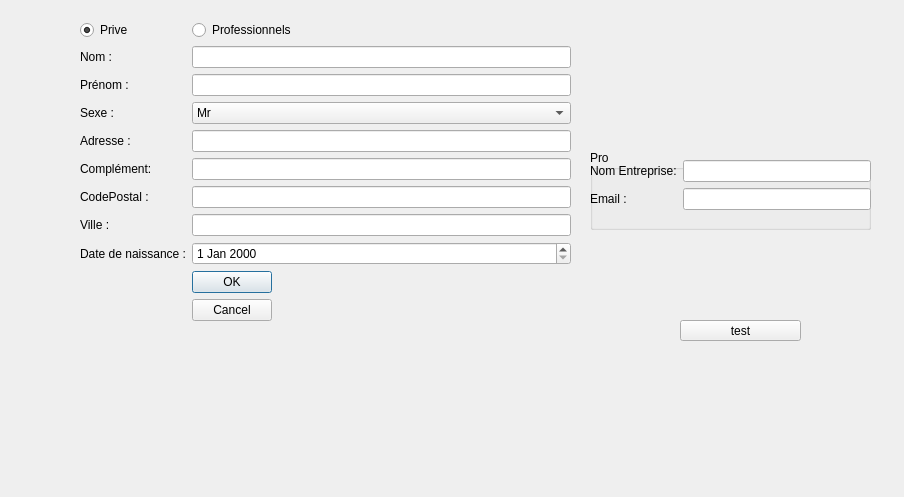
Before: the Qt Designer form ajoutcontact.ui in MJJR/Gestionnaire_Contact, drawn with Qt 5.
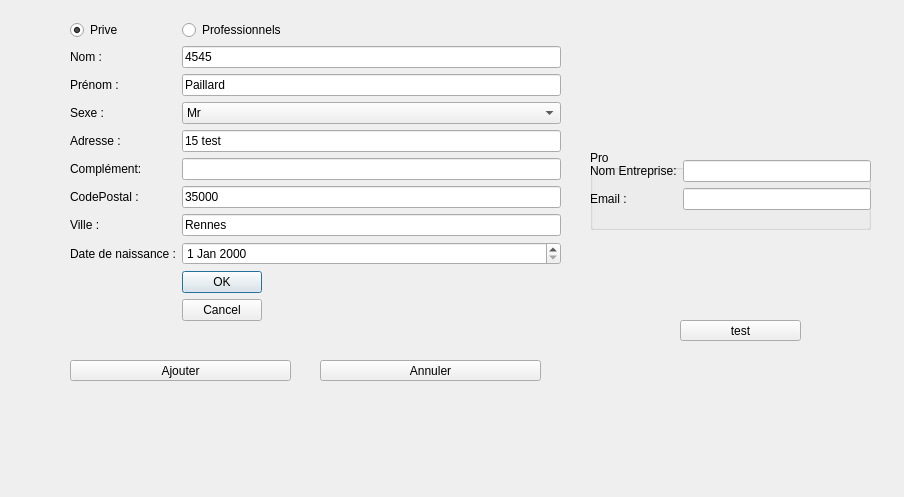
After: the same form once the commit is applied.

Commit message: Gestion Formulaire + création objet

```diff
--- a/ajoutcontact.ui
+++ b/ajoutcontact.ui
@@ -16,10 +16,10 @@
   <widget class="QWidget" name="layoutWidget">
    <property name="geometry">
     <rect>
-     <x>80</x>
+     <x>70</x>
      <y>20</y>
      <width>491</width>
-     <height>461</height>
+     <height>354</height>
     </rect>
    </property>
    <layout class="QFormLayout" name="formLayout">
@@ -54,7 +54,11 @@
      </widget>
     </item>
     <item row="2" column="1">
-     <widget class="QLineEdit" name="txtNom"/>
+     <widget class="QLineEdit" name="txtNom">
+      <property name="text">
+       <string>4545</string>
+      </property>
+     </widget>
     </item>
     <item row="4" column="0">
      <widget class="QLabel" name="lblNom_2">
@@ -66,7 +70,7 @@
     <item row="4" column="1">
      <widget class="QLineEdit" name="txtPrenom">
       <property name="text">
-       <string/>
+       <string>Paillard</string>
       </property>
      </widget>
     </item>
@@ -101,7 +105,7 @@
     <item row="8" column="1">
      <widget class="QLineEdit" name="txtAdresse">
       <property name="text">
-       <string/>
+       <string>15 test</string>
       </property>
      </widget>
     </item>
@@ -129,7 +133,7 @@
     <item row="12" column="1">
      <widget class="QLineEdit" name="txtCodePostal">
       <property name="text">
-       <string/>
+       <string>35000</string>
       </property>
      </widget>
     </item>
@@ -143,7 +147,7 @@
     <item row="14" column="1">
      <widget class="QLineEdit" name="txtVille">
       <property name="text">
-       <string/>
+       <string>Rennes</string>
       </property>
      </widget>
     </item>
@@ -237,6 +241,32 @@
     <string>test</string>
    </property>
   </widget>
+  <widget class="QPushButton" name="btnAjouter">
+   <property name="geometry">
+    <rect>
+     <x>70</x>
+     <y>360</y>
+     <width>221</width>
+     <height>21</height>
+    </rect>
+   </property>
+   <property name="text">
+    <string>Ajouter</string>
+   </property>
+  </widget>
+  <widget class="QPushButton" name="btnAnnuler">
+   <property name="geometry">
+    <rect>
+     <x>320</x>
+     <y>360</y>
+     <width>221</width>
+     <height>21</height>
+    </rect>
+   </property>
+   <property name="text">
+    <string>Annuler</string>
+   </property>
+  </widget>
  </widget>
  <resources/>
  <connections>
```
Left out of the diff: 35 changed lines with no effect on the pictures. The commit also changes 2 other files.
